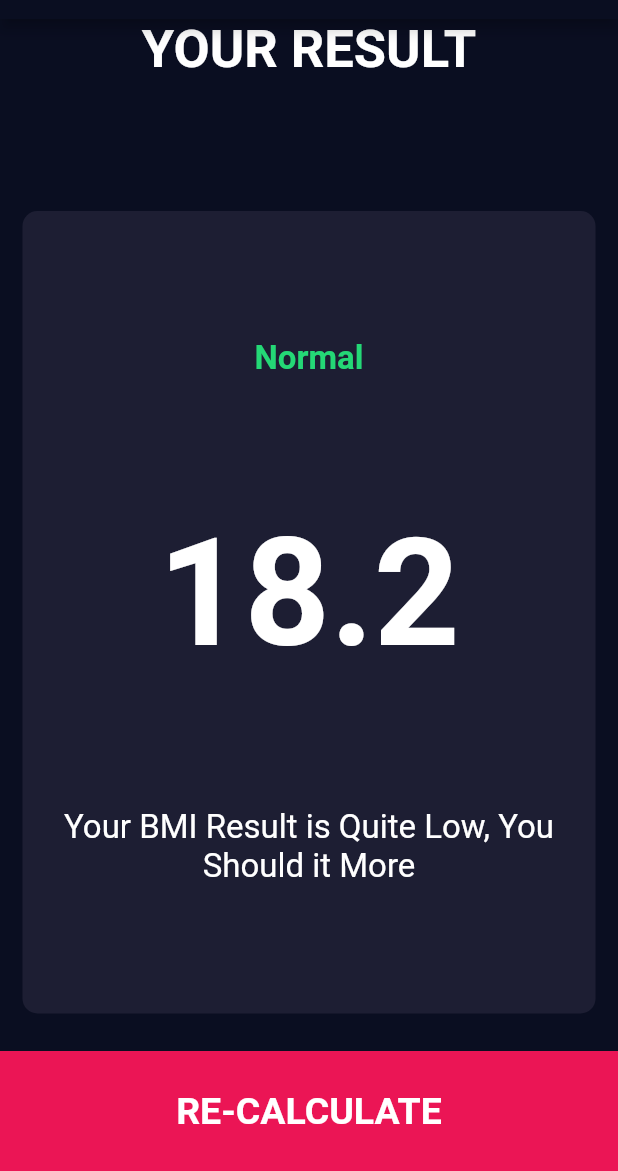
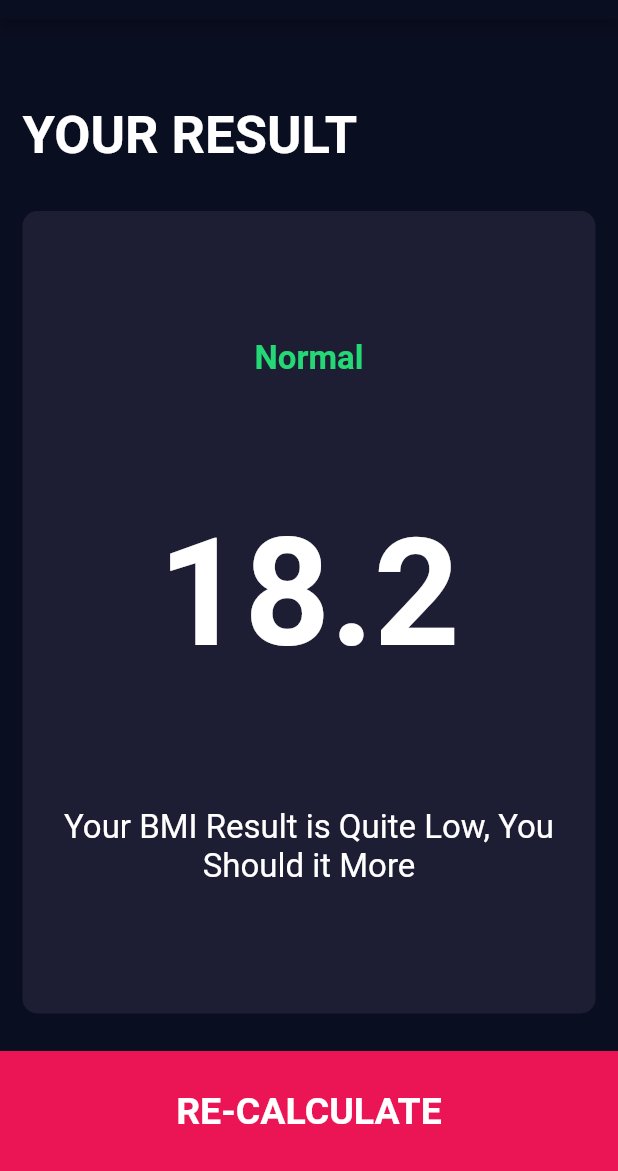
Before and after one commit to iamtasikul/BMI-Calculator, a Flutter app: the ResultPage screen opened directly, on a phone screen of 412 x 824 dp, the part 65-1236 px from its top. Run offline on Flutter 3.47's test engine with Material 2 defaults, Android fonts, the phone set to English and light mode, and no system bars; our stand-ins replace font_awesome_flutter.

Commit message:
Refactoring Result Page and Organising File Structure

```diff
--- a/lib/bottom_button.dart
+++ b/lib/components/bottom_button.dart
@@ -1,5 +1,5 @@
 import 'package:flutter/material.dart';
-import 'constants.dart';
+import 'package:bmi_calculator/constants.dart';
 
 class BottomButton extends StatelessWidget {
   BottomButton({@required this.onTap, @required this.buttonTitle});
--- a/lib/icon_content.dart
+++ b/lib/components/icon_content.dart
@@ -1,5 +1,5 @@
 import 'package:flutter/material.dart';
-import 'constants.dart';
+import 'package:bmi_calculator/constants.dart';
 
 class IconContent extends StatelessWidget {
   IconContent({@required this.icon, this.label});
--- a/lib/main.dart
+++ b/lib/main.dart
@@ -1,5 +1,5 @@
 import 'package:flutter/material.dart';
-import 'input_page.dart';
+import 'package:bmi_calculator/screens/input_page.dart';
 
 void main() => runApp(BMICalculator());
 
--- a/lib/result_page.dart
+++ /dev/null
@@ -1,51 +0,0 @@
-import 'package:bmi_calculator/constants.dart';
-import 'package:bmi_calculator/input_page.dart';
-import 'package:flutter/material.dart';
-import 'reusable_card.dart';
-import 'bottom_button.dart';
-class ResultPage extends StatelessWidget {
-  @override
-  Widget build(BuildContext context) {
-    return Scaffold(
-
-      appBar:AppBar(
-        title: Text('BMI CALCULATOR'),
-        centerTitle: true,
-      ),
-      body: Column(
-        mainAxisAlignment: MainAxisAlignment.spaceEvenly,
-        crossAxisAlignment: CrossAxisAlignment.stretch,
-        children: [
-          Expanded(
-            child: Text(
-              'YOUR RESULT',
-              style: kTitleTextStyle,
-              textAlign: TextAlign.center,
-            ),
-          ),
-          Expanded(
-            flex: 5,
-            child: ReusableCard(
-              colour: kActiveCardColor,
-              cardChild: Column(
-                mainAxisAlignment: MainAxisAlignment.spaceEvenly,
-                crossAxisAlignment: CrossAxisAlignment.center,
-                children: [
-                  Text('Normal',style: kResultTextStyle,),
-                  Text('18.2',style: kBMITextStyle,),
-                  Text('Your BMI Result is Quite Low, You Should it More',style: kBodyTextStyle,textAlign: TextAlign.center,),
-                ],
-              ),
-              ),),
-              BottomButton(buttonTitle: 'RE-CALCULATE',onTap: () {
-            Navigator.push(
-              context,
-              MaterialPageRoute(builder: (context) => InputPage()),
-            );
-          },
-          ),
-        ],
-        ),
-    );
-  }
-}
--- /dev/null
+++ b/lib/screens/result_page.dart
@@ -0,0 +1,64 @@
+import 'package:bmi_calculator/constants.dart';
+import 'package:bmi_calculator/screens/input_page.dart';
+import 'package:flutter/material.dart';
+import 'package:bmi_calculator/components/reusable_card.dart';
+import 'package:bmi_calculator/components/bottom_button.dart';
+
+class ResultPage extends StatelessWidget {
+  @override
+  Widget build(BuildContext context) {
+    return Scaffold(
+      appBar: AppBar(
+        title: Text('BMI CALCULATOR'),
+        centerTitle: true,
+      ),
+      body: Column(
+        mainAxisAlignment: MainAxisAlignment.spaceEvenly,
+        crossAxisAlignment: CrossAxisAlignment.stretch,
+        children: [
+          Expanded(
+            child: Container(
+              padding: EdgeInsets.all(15.0),
+              alignment: Alignment.bottomLeft,
+              child: Text(
+                'YOUR RESULT',
+                style: kTitleTextStyle,
+              ),
+            ),
+          ),
+          Expanded(
+            flex: 5,
+            child: ReusableCard(
+              colour: kActiveCardColor,
+              cardChild: Column(
+                mainAxisAlignment: MainAxisAlignment.spaceEvenly,
+                crossAxisAlignment: CrossAxisAlignment.center,
+                children: [
+                  Text(
+                    'Normal',
+                    style: kResultTextStyle,
+                  ),
+                  Text(
+                    '18.2',
+                    style: kBMITextStyle,
+                  ),
+                  Text(
+                    'Your BMI Result is Quite Low, You Should it More',
+                    style: kBodyTextStyle,
+                    textAlign: TextAlign.center,
+                  ),
+                ],
+              ),
+            ),
+          ),
+          BottomButton(
+            buttonTitle: 'RE-CALCULATE',
+            onTap: () {
+              Navigator.pop(context);
+            },
+          ),
+        ],
+      ),
+    );
+  }
+}
```
Also changed, not shown: lib/screens/input_page.dart (renamed from lib/input_page.dart, +7 -7 lines), lib/components/reusable_card.dart (renamed from lib/reusable_card.dart), lib/components/round_icon_button.dart (renamed from lib/round_icon_button.dart).
